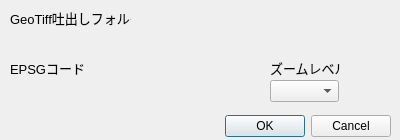
Before: the Qt Designer form elevation_tile_for_jp_dialog_base.ui in MIERUNE/ElevationTile4JP, drawn with Qt 5.
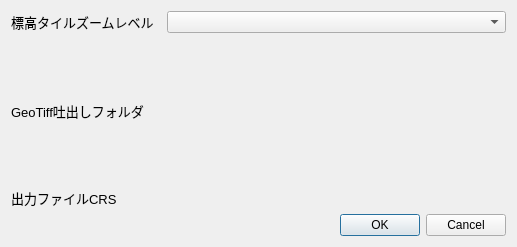
After: the same form once the commit is applied. Custom widgets are drawn as their Qt base class.

The edit to the form file:
```diff
--- a/elevation_tile_for_jp_dialog_base.ui
+++ b/elevation_tile_for_jp_dialog_base.ui
@@ -6,126 +6,142 @@
    <rect>
     <x>0</x>
     <y>0</y>
-    <width>400</width>
-    <height>140</height>
+    <width>517</width>
+    <height>247</height>
    </rect>
   </property>
   <property name="windowTitle">
    <string>ElevationTile4JP</string>
   </property>
-  <widget class="QDialogButtonBox" name="button_box">
-   <property name="geometry">
-    <rect>
-     <x>50</x>
-     <y>110</y>
-     <width>341</width>
-     <height>32</height>
-    </rect>
-   </property>
-   <property name="orientation">
-    <enum>Qt::Horizontal</enum>
-   </property>
-   <property name="standardButtons">
-    <set>QDialogButtonBox::Cancel|QDialogButtonBox::Ok</set>
-   </property>
-  </widget>
-  <widget class="QLabel" name="label_1">
-   <property name="geometry">
-    <rect>
-     <x>10</x>
-     <y>10</y>
-     <width>121</width>
-     <height>16</height>
-    </rect>
-   </property>
-   <property name="font">
-    <font>
-     <pointsize>10</pointsize>
-    </font>
-   </property>
-   <property name="text">
-    <string>GeoTiff吐出しフォルダ</string>
-   </property>
-  </widget>
-  <widget class="QgsFileWidget" name="mQgsFileWidget">
-   <property name="geometry">
-    <rect>
-     <x>10</x>
-     <y>30</y>
-     <width>381</width>
-     <height>27</height>
-    </rect>
-   </property>
-   <property name="font">
-    <font>
-     <pointsize>10</pointsize>
-    </font>
-   </property>
-  </widget>
-  <widget class="QLabel" name="label_2">
-   <property name="geometry">
-    <rect>
-     <x>10</x>
-     <y>60</y>
-     <width>111</width>
-     <height>16</height>
-    </rect>
-   </property>
-   <property name="font">
-    <font>
-     <pointsize>10</pointsize>
-    </font>
-   </property>
-   <property name="text">
-    <string>EPSGコード</string>
-   </property>
-  </widget>
-  <widget class="QLabel" name="label_3">
-   <property name="geometry">
-    <rect>
-     <x>270</x>
-     <y>60</y>
-     <width>71</width>
-     <height>16</height>
-    </rect>
-   </property>
-   <property name="font">
-    <font>
-     <pointsize>10</pointsize>
-    </font>
-   </property>
-   <property name="cursor">
-    <cursorShape>ArrowCursor</cursorShape>
-   </property>
-   <property name="text">
-    <string>ズームレベル</string>
-   </property>
-  </widget>
-  <widget class="QgsProjectionSelectionWidget" name="mQgsProjectionSelectionWidget">
-   <property name="geometry">
-    <rect>
-     <x>10</x>
-     <y>80</y>
-     <width>191</width>
-     <height>22</height>
-    </rect>
-   </property>
-   <property name="font">
-    <font>
-     <pointsize>10</pointsize>
-    </font>
-   </property>
-  </widget>
-  <widget class="QComboBox" name="comboBox">
-   <property name="geometry">
-    <rect>
-     <x>270</x>
-     <y>80</y>
-     <width>69</width>
-     <height>22</height>
-    </rect>
-   </property>
-  </widget>
+  <layout class="QVBoxLayout" name="verticalLayout">
+   <item>
+    <layout class="QHBoxLayout" name="horizontalLayout">
+     <item>
+      <widget class="QLabel" name="label_3">
+       <property name="sizePolicy">
+        <sizepolicy hsizetype="Fixed" vsizetype="Preferred">
+         <horstretch>0</horstretch>
+         <verstretch>0</verstretch>
+        </sizepolicy>
+       </property>
+       <property name="minimumSize">
+        <size>
+         <width>150</width>
+         <height>0</height>
+        </size>
+       </property>
+       <property name="font">
+        <font>
+         <pointsize>10</pointsize>
+        </font>
+       </property>
+       <property name="cursor">
+        <cursorShape>ArrowCursor</cursorShape>
+       </property>
+       <property name="text">
+        <string>標高タイルズームレベル</string>
+       </property>
+      </widget>
+     </item>
+     <item>
+      <widget class="QComboBox" name="comboBox_zoomlevel"/>
+     </item>
+    </layout>
+   </item>
+   <item>
+    <layout class="QHBoxLayout" name="horizontalLayout_2">
+     <item>
+      <widget class="QLabel" name="label_1">
+       <property name="sizePolicy">
+        <sizepolicy hsizetype="Fixed" vsizetype="Preferred">
+         <horstretch>0</horstretch>
+         <verstretch>0</verstretch>
+        </sizepolicy>
+       </property>
+       <property name="minimumSize">
+        <size>
+         <width>150</width>
+         <height>0</height>
+        </size>
+       </property>
+       <property name="font">
+        <font>
+         <pointsize>10</pointsize>
+        </font>
+       </property>
+       <property name="text">
+        <string>GeoTiff吐出しフォルダ</string>
+       </property>
+      </widget>
+     </item>
+     <item>
+      <widget class="QgsFileWidget" name="mQgsFileWidget_output">
+       <property name="font">
+        <font>
+         <pointsize>10</pointsize>
+        </font>
+       </property>
+       <property name="aaa" stdset="0">
+        <bool>false</bool>
+       </property>
+      </widget>
+     </item>
+    </layout>
+   </item>
+   <item>
+    <layout class="QHBoxLayout" name="horizontalLayout_3">
+     <item>
+      <widget class="QLabel" name="label_2">
+       <property name="sizePolicy">
+        <sizepolicy hsizetype="Fixed" vsizetype="Preferred">
+         <horstretch>0</horstretch>
+         <verstretch>0</verstretch>
+        </sizepolicy>
+       </property>
+       <property name="minimumSize">
+        <size>
+         <width>150</width>
+         <height>0</height>
+        </size>
+       </property>
+       <property name="font">
+        <font>
+         <pointsize>10</pointsize>
+        </font>
+       </property>
+       <property name="text">
+        <string>出力ファイルCRS</string>
+       </property>
+      </widget>
+     </item>
+     <item>
+      <widget class="QgsProjectionSelectionWidget" name="mQgsProjectionSelectionWidget_output_crs">
+       <property name="sizePolicy">
+        <sizepolicy hsizetype="Preferred" vsizetype="Fixed">
+         <horstretch>0</horstretch>
+         <verstretch>0</verstretch>
+        </sizepolicy>
+       </property>
+       <property name="font">
+        <font>
+         <pointsize>10</pointsize>
+        </font>
+       </property>
+      </widget>
+     </item>
+    </layout>
+   </item>
+   <item>
+    <widget class="QDialogButtonBox" name="button_box">
+     <property name="orientation">
+      <enum>Qt::Horizontal</enum>
+     </property>
+     <property name="standardButtons">
+      <set>QDialogButtonBox::Cancel|QDialogButtonBox::Ok</set>
+     </property>
+    </widget>
+   </item>
+  </layout>
  </widget>
  <customwidgets>
   <customwidget>
```
Left out of the diff: 4 changed lines with no effect on the pictures.
